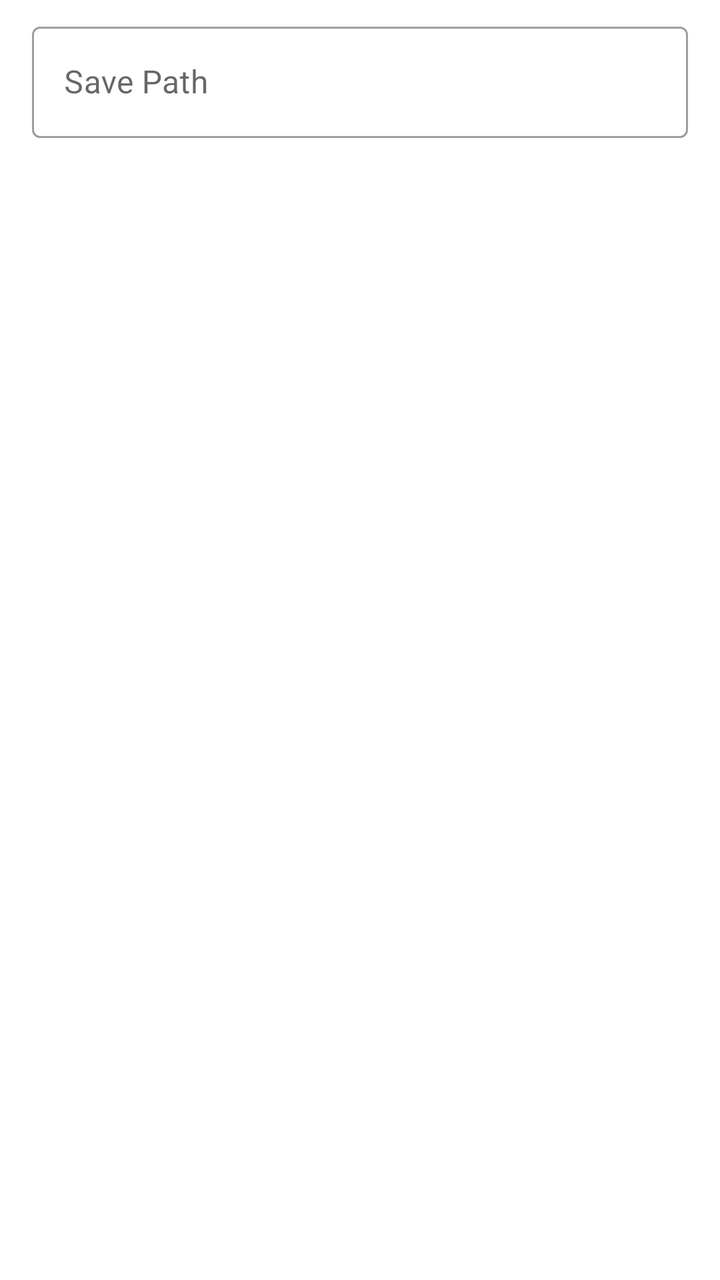
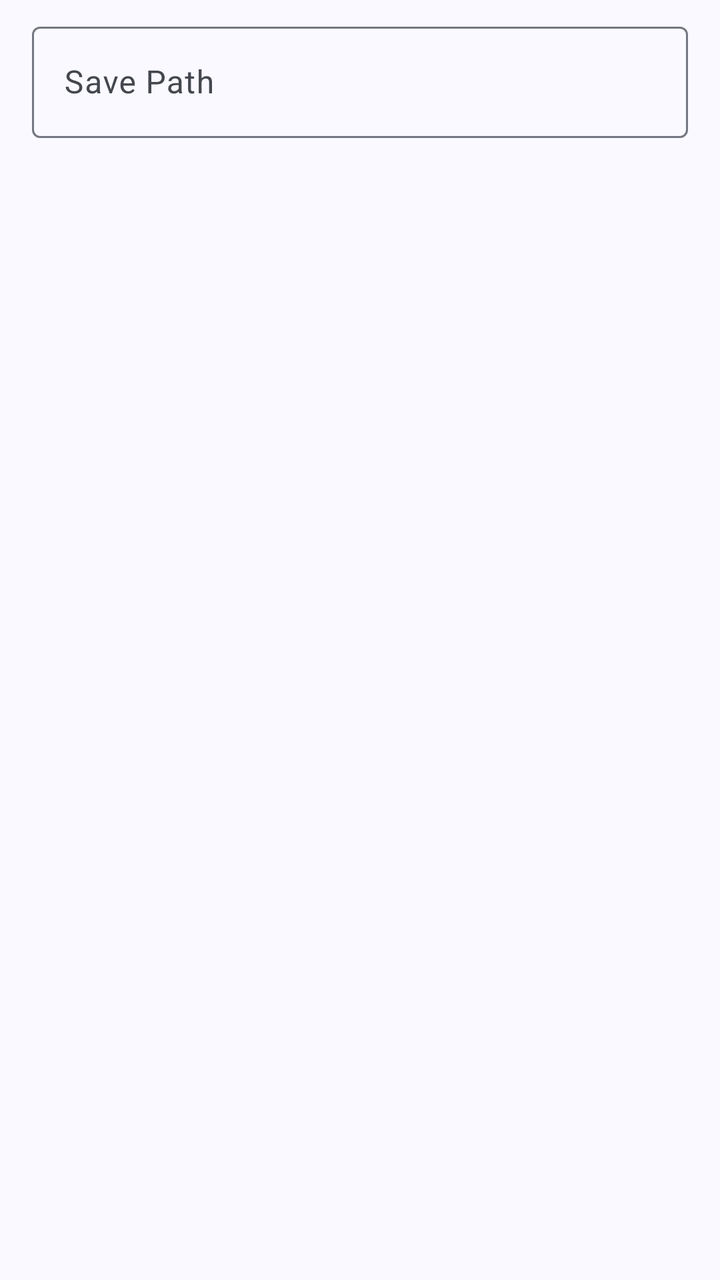

Screens rendered from an Android XML layout before and after an edit, with the pre-edit source and the edit as a unified diff.
<!-- AndroidManifest.xml: application theme AppTheme -->
<!-- res/layout/dialog_torrent_location.xml -->
<?xml version="1.0" encoding="utf-8"?>
<FrameLayout xmlns:android="http://schemas.android.com/apk/res/android"
    android:layout_width="match_parent"
    android:layout_height="wrap_content">

    <com.google.android.material.textfield.TextInputLayout
        android:id="@+id/input_layout_location"
        style="@style/Widget.MaterialComponents.TextInputLayout.OutlinedBox"
        android:layout_width="match_parent"
        android:layout_height="wrap_content"
        android:layout_marginHorizontal="16dp"
        android:layout_marginTop="8dp">

        <com.google.android.material.textfield.TextInputEditText
            android:layout_width="match_parent"
            android:layout_height="wrap_content"
            android:hint="@string/torrent_list_set_location_hint"
            android:inputType="text" />

    </com.google.android.material.textfield.TextInputLayout>

</FrameLayout>
<!-- resources referenced by this layout -->
<resources>
  <style name="AppTheme" parent="Theme.MaterialComponents.DayNight.NoActionBar">
          <item name="colorPrimary">@color/color_primary</item>
          <item name="colorPrimaryDark">@color/color_primary_dark</item>
          <item name="colorPrimaryVariant">@color/color_primary_variant</item>
          <item name="colorOnPrimary">@color/color_on_primary</item>
  
          <item name="colorSecondary">@color/color_secondary</item>
          <item name="colorSecondaryVariant">@color/color_secondary_variant</item>
          <item name="colorOnSecondary">@color/color_on_secondary</item>
  
          <item name="windowActionModeOverlay">true</item>
          <item name="actionBarTheme">@style/AppTheme.ToolbarOverlay</item>
  
          <item name="android:textAlignment">viewStart</item>
  
          <item name="snackbarTextViewStyle">@style/AppTheme.SnackbarTextViewStyle</item>
  
          <item name="android:statusBarColor">@color/status_bar_color</item>
          <item name="android:navigationBarColor">@color/navigation_bar_color</item>
      </style>
  <color name="color_primary">#03A9F4</color>
  <color name="color_primary_dark">#007AC1</color>
  <color name="color_primary_variant">#007AC1</color>
  <color name="color_on_primary">#FFFFFF</color>
  <color name="color_secondary">#FFB300</color>
  <color name="color_secondary_variant">#C68400</color>
  <color name="color_on_secondary">#000000</color>
  <style name="AppTheme.ToolbarOverlay" parent="ThemeOverlay.MaterialComponents.Dark.ActionBar" />
  <style name="AppTheme.SnackbarTextViewStyle" parent="Widget.MaterialComponents.Snackbar.TextView">
          <item name="android:maxLines">15</item>
      </style>
  <color name="status_bar_color">@color/color_primary</color>
  <color name="navigation_bar_color">@android:color/transparent</color>
  <!-- unchanged entries left out for length: 1 -->
</resources>

<!-- the commit's change to res/layout/dialog_torrent_location.xml (unified diff, before → after) -->
@@ -5,7 +5,7 @@
 
     <com.google.android.material.textfield.TextInputLayout
         android:id="@+id/input_layout_location"
-        style="@style/Widget.MaterialComponents.TextInputLayout.OutlinedBox"
+        style="@style/Widget.Material3.TextInputLayout.OutlinedBox"
         android:layout_width="match_parent"
         android:layout_height="wrap_content"
         android:layout_marginHorizontal="16dp"
<!-- resource entries referenced after the edit -->
@@ -1,38 +1,107 @@
 <!-- resources referenced by this layout -->
 <resources>
-  <style name="AppTheme" parent="Theme.MaterialComponents.DayNight.NoActionBar">
-          <item name="colorPrimary">@color/color_primary</item>
-          <item name="colorPrimaryDark">@color/color_primary_dark</item>
-          <item name="colorPrimaryVariant">@color/color_primary_variant</item>
-          <item name="colorOnPrimary">@color/color_on_primary</item>
+  <style name="AppTheme" parent="Theme.Material3.DayNight.NoActionBar">
+          <item name="colorPrimary">@color/md_theme_primary</item>
+          <item name="colorOnPrimary">@color/md_theme_onPrimary</item>
+          <item name="colorPrimaryContainer">@color/md_theme_primaryContainer</item>
+          <item name="colorOnPrimaryContainer">@color/md_theme_onPrimaryContainer</item>
+          <item name="colorSecondary">@color/md_theme_secondary</item>
+          <item name="colorOnSecondary">@color/md_theme_onSecondary</item>
+          <item name="colorSecondaryContainer">@color/md_theme_secondaryContainer</item>
+          <item name="colorOnSecondaryContainer">@color/md_theme_onSecondaryContainer</item>
+          <item name="colorTertiary">@color/md_theme_tertiary</item>
+          <item name="colorOnTertiary">@color/md_theme_onTertiary</item>
+          <item name="colorTertiaryContainer">@color/md_theme_tertiaryContainer</item>
+          <item name="colorOnTertiaryContainer">@color/md_theme_onTertiaryContainer</item>
+          <item name="colorError">@color/md_theme_error</item>
+          <item name="colorOnError">@color/md_theme_onError</item>
+          <item name="colorErrorContainer">@color/md_theme_errorContainer</item>
+          <item name="colorOnErrorContainer">@color/md_theme_onErrorContainer</item>
+          <item name="android:colorBackground">@color/md_theme_background</item>
+          <item name="colorOnBackground">@color/md_theme_onBackground</item>
+          <item name="colorSurface">@color/md_theme_surface</item>
+          <item name="colorOnSurface">@color/md_theme_onSurface</item>
+          <item name="colorSurfaceVariant">@color/md_theme_surfaceVariant</item>
+          <item name="colorOnSurfaceVariant">@color/md_theme_onSurfaceVariant</item>
+          <item name="colorOutline">@color/md_theme_outline</item>
+          <item name="colorOutlineVariant">@color/md_theme_outlineVariant</item>
+          <item name="colorSurfaceInverse">@color/md_theme_inverseSurface</item>
+          <item name="colorOnSurfaceInverse">@color/md_theme_inverseOnSurface</item>
+          <item name="colorPrimaryInverse">@color/md_theme_inversePrimary</item>
+          <item name="colorPrimaryFixed">@color/md_theme_primaryFixed</item>
+          <item name="colorOnPrimaryFixed">@color/md_theme_onPrimaryFixed</item>
+          <item name="colorPrimaryFixedDim">@color/md_theme_primaryFixedDim</item>
+          <item name="colorOnPrimaryFixedVariant">@color/md_theme_onPrimaryFixedVariant</item>
+          <item name="colorSecondaryFixed">@color/md_theme_secondaryFixed</item>
+          <item name="colorOnSecondaryFixed">@color/md_theme_onSecondaryFixed</item>
+          <item name="colorSecondaryFixedDim">@color/md_theme_secondaryFixedDim</item>
+          <item name="colorOnSecondaryFixedVariant">@color/md_theme_onSecondaryFixedVariant</item>
+          <item name="colorTertiaryFixed">@color/md_theme_tertiaryFixed</item>
+          <item name="colorOnTertiaryFixed">@color/md_theme_onTertiaryFixed</item>
+          <item name="colorTertiaryFixedDim">@color/md_theme_tertiaryFixedDim</item>
+          <item name="colorOnTertiaryFixedVariant">@color/md_theme_onTertiaryFixedVariant</item>
+          <item name="colorSurfaceDim">@color/md_theme_surfaceDim</item>
+          <item name="colorSurfaceBright">@color/md_theme_surfaceBright</item>
+          <item name="colorSurfaceContainerLowest">@color/md_theme_surfaceContainerLowest</item>
+          <item name="colorSurfaceContainerLow">@color/md_theme_surfaceContainerLow</item>
+          <item name="colorSurfaceContainer">@color/md_theme_surfaceContainer</item>
+          <item name="colorSurfaceContainerHigh">@color/md_theme_surfaceContainerHigh</item>
+          <item name="colorSurfaceContainerHighest">@color/md_theme_surfaceContainerHighest</item>
   
-          <item name="colorSecondary">@color/color_secondary</item>
-          <item name="colorSecondaryVariant">@color/color_secondary_variant</item>
-          <item name="colorOnSecondary">@color/color_on_secondary</item>
+          <item name="materialCardViewStyle">@style/Widget.Material3.CardView.Elevated</item>
+          <item name="snackbarTextViewStyle">@style/AppTheme.SnackbarTextViewStyle</item>
   
           <item name="windowActionModeOverlay">true</item>
-          <item name="actionBarTheme">@style/AppTheme.ToolbarOverlay</item>
-  
-          <item name="android:textAlignment">viewStart</item>
-  
-          <item name="snackbarTextViewStyle">@style/AppTheme.SnackbarTextViewStyle</item>
-  
-          <item name="android:statusBarColor">@color/status_bar_color</item>
-          <item name="android:navigationBarColor">@color/navigation_bar_color</item>
       </style>
-  <color name="color_primary">#03A9F4</color>
-  <color name="color_primary_dark">#007AC1</color>
-  <color name="color_primary_variant">#007AC1</color>
-  <color name="color_on_primary">#FFFFFF</color>
-  <color name="color_secondary">#FFB300</color>
-  <color name="color_secondary_variant">#C68400</color>
-  <color name="color_on_secondary">#000000</color>
-  <style name="AppTheme.ToolbarOverlay" parent="ThemeOverlay.MaterialComponents.Dark.ActionBar" />
-  <style name="AppTheme.SnackbarTextViewStyle" parent="Widget.MaterialComponents.Snackbar.TextView">
+  <color name="md_theme_primary">#415F91</color>
+  <color name="md_theme_onPrimary">#FFFFFF</color>
+  <color name="md_theme_primaryContainer">#D6E3FF</color>
+  <color name="md_theme_onPrimaryContainer">#001B3E</color>
+  <color name="md_theme_secondary">#565F71</color>
+  <color name="md_theme_onSecondary">#FFFFFF</color>
+  <color name="md_theme_secondaryContainer">#DAE2F9</color>
+  <color name="md_theme_onSecondaryContainer">#131C2B</color>
+  <color name="md_theme_tertiary">#705575</color>
+  <color name="md_theme_onTertiary">#FFFFFF</color>
+  <color name="md_theme_tertiaryContainer">#FAD8FD</color>
+  <color name="md_theme_onTertiaryContainer">#28132E</color>
+  <color name="md_theme_error">#BA1A1A</color>
+  <color name="md_theme_onError">#FFFFFF</color>
+  <color name="md_theme_errorContainer">#FFDAD6</color>
+  <color name="md_theme_onErrorContainer">#410002</color>
+  <color name="md_theme_background">#F9F9FF</color>
+  <color name="md_theme_onBackground">#191C20</color>
+  <color name="md_theme_surface">#F9F9FF</color>
+  <color name="md_theme_onSurface">#191C20</color>
+  <color name="md_theme_surfaceVariant">#E0E2EC</color>
+  <color name="md_theme_onSurfaceVariant">#44474E</color>
+  <color name="md_theme_outline">#74777F</color>
+  <color name="md_theme_outlineVariant">#C4C6D0</color>
+  <color name="md_theme_inverseSurface">#2E3036</color>
+  <color name="md_theme_inverseOnSurface">#F0F0F7</color>
+  <color name="md_theme_inversePrimary">#AAC7FF</color>
+  <color name="md_theme_primaryFixed">#D6E3FF</color>
+  <color name="md_theme_onPrimaryFixed">#001B3E</color>
+  <color name="md_theme_primaryFixedDim">#AAC7FF</color>
+  <color name="md_theme_onPrimaryFixedVariant">#284777</color>
+  <color name="md_theme_secondaryFixed">#DAE2F9</color>
+  <color name="md_theme_onSecondaryFixed">#131C2B</color>
+  <color name="md_theme_secondaryFixedDim">#BEC6DC</color>
+  <color name="md_theme_onSecondaryFixedVariant">#3E4759</color>
+  <color name="md_theme_tertiaryFixed">#FAD8FD</color>
+  <color name="md_theme_onTertiaryFixed">#28132E</color>
+  <color name="md_theme_tertiaryFixedDim">#DDBCE0</color>
+  <color name="md_theme_onTertiaryFixedVariant">#573E5C</color>
+  <color name="md_theme_surfaceDim">#D9D9E0</color>
+  <color name="md_theme_surfaceBright">#F9F9FF</color>
+  <color name="md_theme_surfaceContainerLowest">#FFFFFF</color>
+  <color name="md_theme_surfaceContainerLow">#F3F3FA</color>
+  <color name="md_theme_surfaceContainer">#EDEDF4</color>
+  <color name="md_theme_surfaceContainerHigh">#E7E8EE</color>
+  <color name="md_theme_surfaceContainerHighest">#E2E2E9</color>
+  <style name="AppTheme.SnackbarTextViewStyle" parent="Widget.Material3.Snackbar.TextView">
           <item name="android:maxLines">15</item>
       </style>
-  <color name="status_bar_color">@color/color_primary</color>
-  <color name="navigation_bar_color">@android:color/transparent</color>
   <!-- unchanged entries left out for length: 1 -->
 </resources>
 
